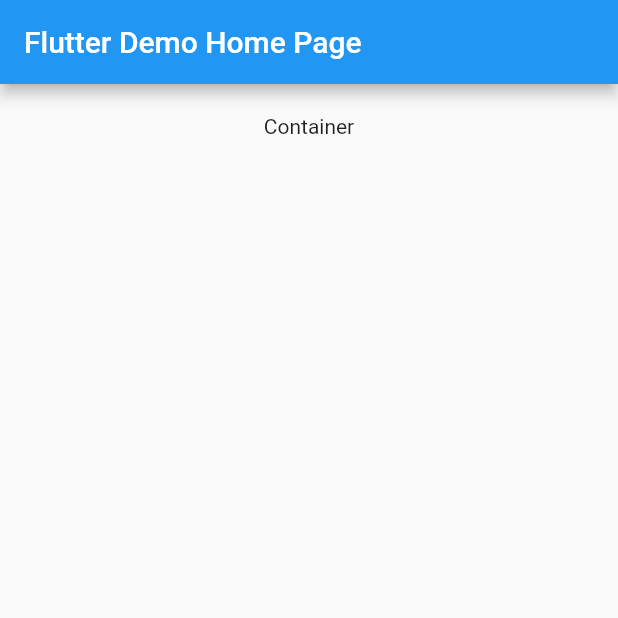
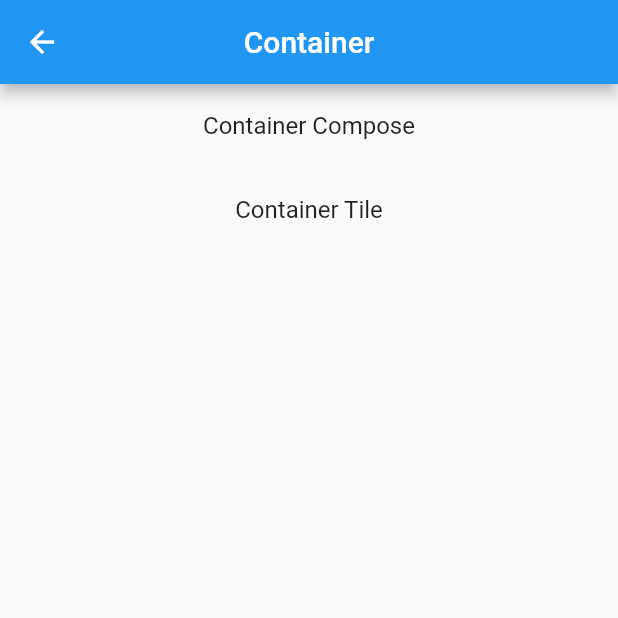
Before and after one commit to fcrawler/widget_crawler, a Flutter app: the screen it shows after launch, after a tap on "Container", on a phone screen of 412 x 824 dp, the top half of it. Run offline on Flutter 3.47's test engine with Material 2 defaults, Android fonts, the phone set to English and light mode, and no system bars.

Commit message:
1. container tile

```diff
--- /dev/null
+++ b/lib/container/container_page.dart
@@ -0,0 +1,42 @@
+import 'package:flutter/material.dart';
+import 'package:widget_crawler/container/container_compose_page.dart';
+import 'package:widget_crawler/container/container_tile_page.dart';
+
+class ContainerPage extends StatelessWidget {
+  const ContainerPage({Key key}) : super(key: key);
+
+  @override
+  Widget build(BuildContext context) {
+    return Scaffold(
+        appBar: AppBar(
+          title: Text('Container'),
+          centerTitle: true,
+        ),
+        body: ListView(
+          children: <Widget>[
+            ListTile(
+              title: Center(
+                child: Text('Container Compose'),
+              ),
+              onTap: () => {
+                Navigator.push(context,
+                MaterialPageRoute(builder: (context) {
+                  return ContainerComposePage();
+                })),
+              },
+            ),
+            ListTile(
+              title: Center(
+                child: Text('Container Tile'),
+              ),
+              onTap: () => {
+                Navigator.push(context,
+                MaterialPageRoute(builder: (context) {
+                  return ContainerTilePage();
+                })),
+              },
+            )
+          ],
+        ));
+  }
+}
--- a/lib/main.dart
+++ b/lib/main.dart
@@ -1,4 +1,5 @@
 import 'package:flutter/material.dart';
+import 'package:widget_crawler/container/container_page.dart';
 
 void main() => runApp(MyApp());
 
@@ -11,7 +12,7 @@ class MyApp extends StatelessWidget {
       theme: ThemeData(
         primarySwatch: Colors.blue,
       ),
-      home: MyHomePage(title: 'Flutter Demo Home Page'),
+      home: MyHomePage(title: 'Widget Crawler'),
     );
   }
 }
@@ -28,6 +29,14 @@ class MyHomePage extends StatefulWidget {
 class _MyHomePageState extends State<MyHomePage> {
 
 
+  _gotoRout(BuildContext context, Widget route) {
+    Navigator.push(context, MaterialPageRoute(
+              builder: (context){
+                return route;
+              }
+            ));
+  }
+
   @override
   Widget build(BuildContext context) {
     return Scaffold(
@@ -37,13 +46,14 @@ class _MyHomePageState extends State<MyHomePage> {
       body: ListView(
         children: <Widget>[
           ListTile(
-            onTap: () => {},
-            leading: Center(
+            onTap: () => _gotoRout(context, ContainerPage()),
+            title: Center(
               child: Text('Container'),
-            )
+            ),
           )
         ],
       ),
     );
   }
+
 }
```
Also changed, not shown: lib/common.dart (added, +7 -0 lines), lib/container/container_compose_page.dart (added, +26 -0 lines), lib/container/container_tile_page.dart (added, +38 -0 lines).
